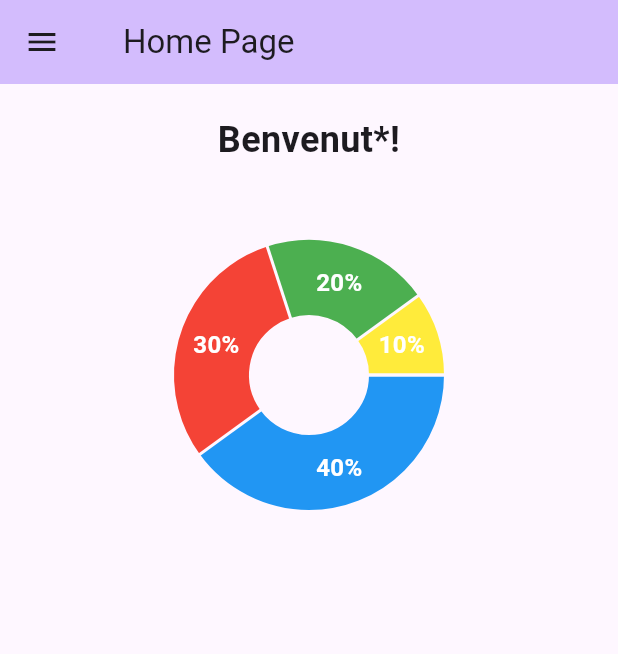
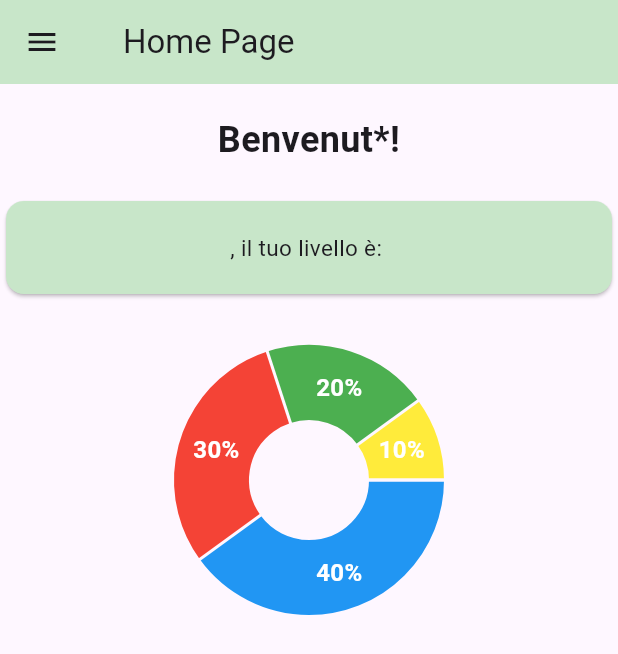
Before and after one commit to saratomasi/bwt-LERS, a Flutter app: the HomePage screen opened directly, on a phone screen of 412 x 824 dp. Shown: the top 654 px of the screen. Run offline on Flutter 3.47's test engine with Material 3 defaults, Android fonts, the phone set to English and light mode, and no system bars; drawn by our look-alikes of fl_chart; our stand-ins replace animated_splash_screen, jwt_decoder, shared_preferences; accounts and stored records are empty.

Commit message:
scritta homepage

```diff
--- a/project/lib/screens/homepage.dart
+++ b/project/lib/screens/homepage.dart
@@ -7,7 +7,10 @@ import 'package:shared_preferences/shared_preferences.dart';
 import 'package:project/widgets/PieChart.dart';
 
 
+
 class HomePage extends StatefulWidget {
+
+
   const HomePage({super.key});
 
   @override
@@ -17,6 +20,8 @@ class HomePage extends StatefulWidget {
 class _HomePageState extends State<HomePage> {
   String _nome = '';
   String _avatar = '';
+  String _frequenzaAllenamento = '';
+
 
   @override
   void initState() {
@@ -29,6 +34,7 @@ class _HomePageState extends State<HomePage> {
     setState(() {
       _nome = prefs.getString('nome') ?? '';
       _avatar = prefs.getString('avatar') ?? '';
+      _frequenzaAllenamento = prefs.getString('frequenzaAllenamento') ?? '';
     });
   }
 
@@ -36,7 +42,8 @@ class _HomePageState extends State<HomePage> {
   Widget build(BuildContext context) {
     return Scaffold(
       appBar: AppBar(
-        backgroundColor: Theme.of(context).colorScheme.inversePrimary,
+        //backgroundColor: Theme.of(context).colorScheme.inversePrimary,
+        backgroundColor: Colors.green.shade100,
         title: Row(
           children: [
             if (_avatar.isNotEmpty)
@@ -92,14 +99,29 @@ class _HomePageState extends State<HomePage> {
         child: Column(
         verticalDirection: VerticalDirection.down,
           children: [
-            Padding(
+            const Padding(
               padding: EdgeInsets.all(20.0),
               child: Text(
               'Benvenut*!',
               style: TextStyle(fontSize: 24, fontWeight: FontWeight.bold), textAlign: TextAlign.center,
               )
             ),
-            SizedBox(height: 20.0),
+            Center(
+              child: SizedBox(
+                width: 500,
+                height: 70,
+                child: Card(
+                  color: Colors.green.shade100,
+                  child: Center(
+                    child: Text(
+                      '$_nome, il tuo livello è: $_frequenzaAllenamento',
+                      style: const TextStyle(fontSize: 15),
+                    ),
+                  ),
+                ),
+              ),
+            ),
+            const SizedBox(height: 20.0),
             Container(
               height: 200,
               child: PieChartWidget(),
--- a/project/lib/screens/profile.dart
+++ b/project/lib/screens/profile.dart
@@ -4,6 +4,7 @@ import 'package:project/screens/login.dart';
 import 'package:provider/provider.dart';
 import 'package:project/providers/dataprovider.dart';
 import 'package:project/screens/questionnaire.dart';
+
 
 class ProfilePage extends StatefulWidget {
   const ProfilePage({super.key});
```
